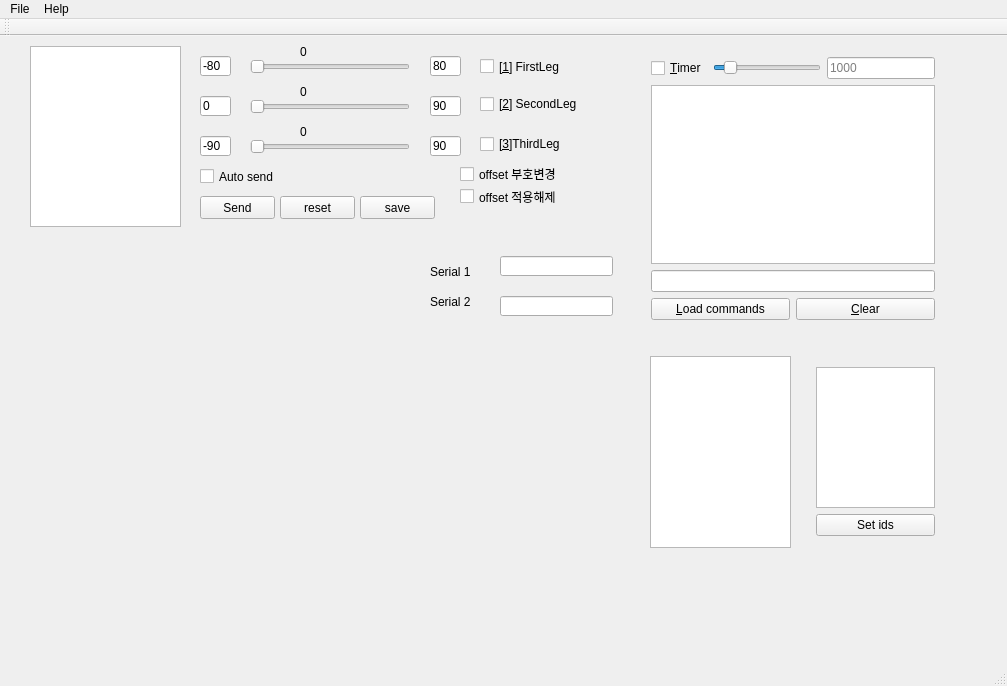
Old version of the form mainwindow.ui in the repository kwon852456/0hpp_integrated.
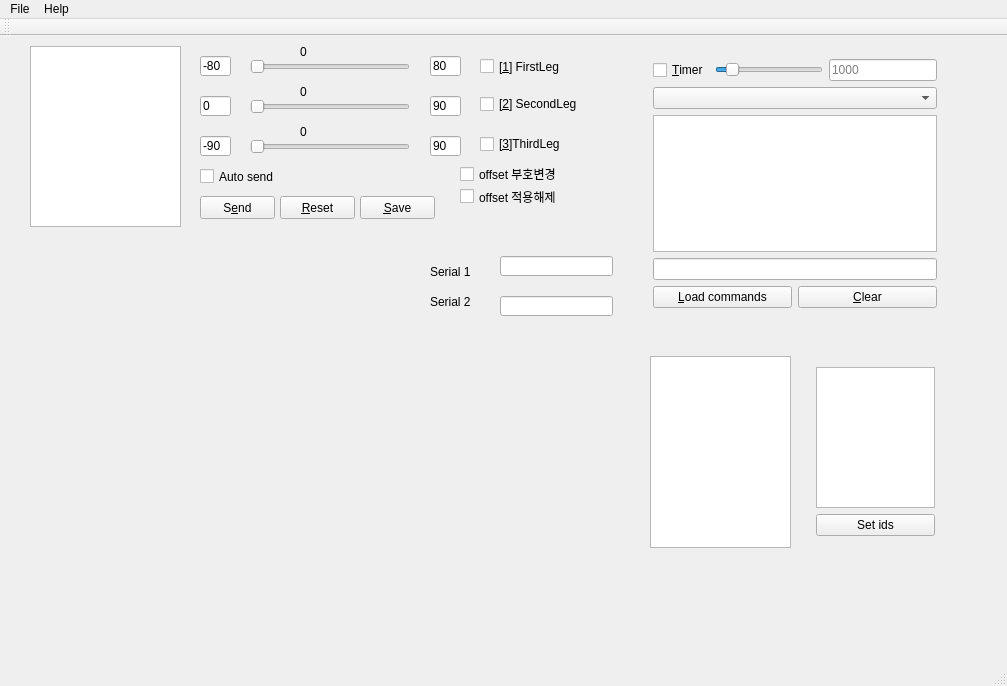
New version of the form. Custom widgets are drawn as their Qt base class.

The edit to the form file:
```diff
--- a/mainwindow.ui
+++ b/mainwindow.ui
@@ -86,84 +86,6 @@
      <string>0</string>
     </property>
    </widget>
-   <widget class="QWidget" name="layoutWidget">
-    <property name="geometry">
-     <rect>
-      <x>640</x>
-      <y>10</y>
-      <width>306</width>
-      <height>285</height>
-     </rect>
-    </property>
-    <layout class="QVBoxLayout" name="verticalLayout_3">
-     <item>
-      <layout class="QHBoxLayout" name="horizontalLayout_2">
-       <item>
-        <widget class="QCheckBox" name="cb_timer">
-         <property name="text">
-          <string>&amp;Timer</string>
-         </property>
-        </widget>
-       </item>
-       <item>
-        <widget class="QSlider" name="tbr_delay">
-         <property name="minimum">
-          <number>500</number>
-         </property>
-         <property name="maximum">
-          <number>5000</number>
-         </property>
-         <property name="value">
-          <number>1000</number>
-         </property>
-         <property name="orientation">
-          <enum>Qt::Horizontal</enum>
-         </property>
-        </widget>
-       </item>
-       <item>
-        <widget class="QLineEdit" name="Edit_timerDelay">
-         <property name="placeholderText">
-          <string>1000</string>
-         </property>
-        </widget>
-       </item>
-      </layout>
-     </item>
-     <item>
-      <layout class="QVBoxLayout" name="verticalLayout_2">
-       <item>
-        <widget class="QListWidget" name="lv_commands"/>
-       </item>
-       <item>
-        <layout class="QVBoxLayout" name="verticalLayout">
-         <item>
-          <widget class="QLineEdit" name="edPath"/>
-         </item>
-         <item>
-          <layout class="QHBoxLayout" name="horizontalLayout">
-           <item>
-            <widget class="QPushButton" name="btn_commands">
-             <property name="text">
-              <string>&amp;Load commands</string>
-             </property>
-            </widget>
-           </item>
-           <item>
-            <widget class="QPushButton" name="btnClear">
-             <property name="text">
-              <string>&amp;Clear</string>
-             </property>
-            </widget>
-           </item>
-          </layout>
-         </item>
-        </layout>
-       </item>
-      </layout>
-     </item>
-    </layout>
-   </widget>
    <widget class="QLineEdit" name="edit_min_firstleg">
     <property name="geometry">
      <rect>
@@ -255,7 +177,7 @@
      </rect>
     </property>
     <property name="text">
-     <string>Send</string>
+     <string>S&amp;end</string>
     </property>
    </widget>
    <widget class="QListWidget" name="lv_legs">
@@ -470,7 +392,7 @@
      </rect>
     </property>
     <property name="text">
-     <string>reset</string>
+     <string>&amp;Reset</string>
     </property>
    </widget>
    <widget class="QPushButton" name="btn_tempSave">
@@ -483,9 +405,116 @@
      </rect>
     </property>
     <property name="text">
-     <string>save</string>
+     <string>&amp;Save</string>
     </property>
    </widget>
+   <widget class="QWidget" name="layoutWidget">
+    <property name="geometry">
+     <rect>
+      <x>200</x>
+      <y>190</y>
+      <width>231</width>
+      <height>22</height>
+     </rect>
+    </property>
+    <layout class="QHBoxLayout" name="horizontalLayout_3">
+     <item>
+      <widget class="QLabel" name="label_3">
+       <property name="text">
+        <string>Save fn_ :</string>
+       </property>
+      </widget>
+     </item>
+     <item>
+      <widget class="QLineEdit" name="edit_saveName">
+       <property name="text">
+        <string>TempOffset</string>
+       </property>
+      </widget>
+     </item>
+    </layout>
+   </widget>
+   <widget class="QWidget" name="">
+    <property name="geometry">
+     <rect>
+      <x>642</x>
+      <y>12</y>
+      <width>306</width>
+      <height>271</height>
+     </rect>
+    </property>
+    <layout class="QVBoxLayout" name="verticalLayout_3">
+     <item>
+      <layout class="QHBoxLayout" name="horizontalLayout_2">
+       <item>
+        <widget class="QCheckBox" name="cb_timer">
+         <property name="text">
+          <string>&amp;Timer</string>
+         </property>
+        </widget>
+       </item>
+       <item>
+        <widget class="QSlider" name="tbr_delay">
+         <property name="minimum">
+          <number>500</number>
+         </property>
+         <property name="maximum">
+          <number>5000</number>
+         </property>
+         <property name="value">
+          <number>1000</number>
+         </property>
+         <property name="orientation">
+          <enum>Qt::Horizontal</enum>
+         </property>
+        </widget>
+       </item>
+       <item>
+        <widget class="QLineEdit" name="Edit_timerDelay">
+         <property name="placeholderText">
+          <string>1000</string>
+         </property>
+        </widget>
+       </item>
+      </layout>
+     </item>
+     <item>
+      <widget class="QComboBox" name="cb_commands"/>
+     </item>
+     <item>
+      <layout class="QVBoxLayout" name="verticalLayout_2">
+       <item>
+        <layout class="QVBoxLayout" name="verticalLayout">
+         <item>
+          <widget class="QListWidget" name="lv_commands"/>
+         </item>
+         <item>
+          <widget class="QLineEdit" name="edPath"/>
+         </item>
+        </layout>
+       </item>
+       <item>
+        <layout class="QHBoxLayout" name="horizontalLayout">
+         <item>
+          <widget class="QPushButton" name="btn_commands">
+           <property name="text">
+            <string>&amp;Load commands</string>
+           </property>
+          </widget>
+         </item>
+         <item>
+          <widget class="QPushButton" name="btnClear">
+           <property name="text">
+            <string>&amp;Clear</string>
+           </property>
+          </widget>
+         </item>
+        </layout>
+       </item>
+      </layout>
+     </item>
+    </layout>
+   </widget>
   </widget>
   <widget class="QMenuBar" name="menuBar">
    <property name="geometry">
```
